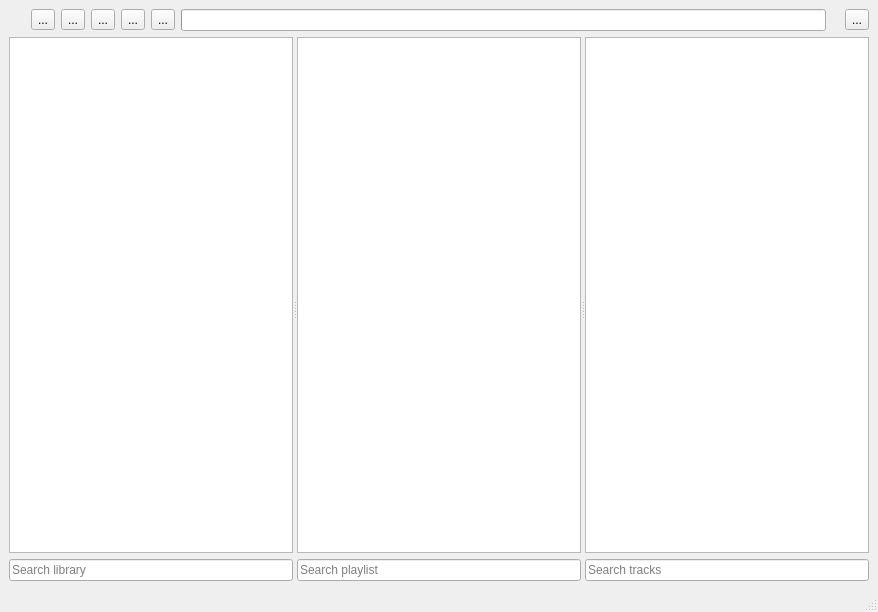
olegantonyan/mpz, file app/mainwindow.ui: the form before one commit.
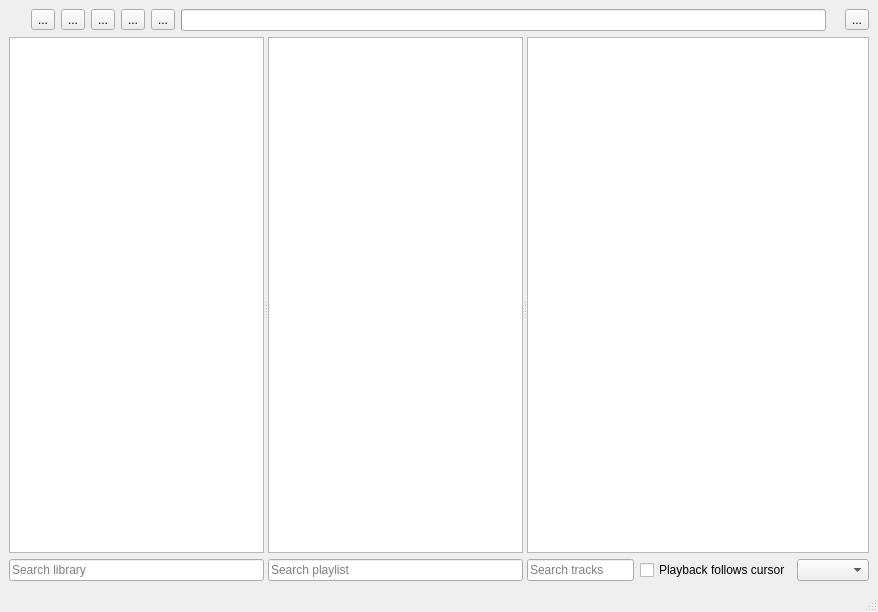
The form after the commit. Icons and pictures are not drawn.

Commit message: rudimentary random order (#23); playback follow cursor control

What changed in the file:
```diff
--- a/app/mainwindow.ui
+++ b/app/mainwindow.ui
@@ -128,7 +128,7 @@
       <property name="orientation">
        <enum>Qt::Horizontal</enum>
       </property>
-      <widget class="QWidget" name="">
+      <widget class="QWidget" name="layoutWidget">
        <layout class="QVBoxLayout" name="verticalLayout">
         <item>
          <widget class="QTreeView" name="treeView"/>
@@ -142,7 +142,7 @@
         </item>
        </layout>
       </widget>
-      <widget class="QWidget" name="">
+      <widget class="QWidget" name="layoutWidget">
        <layout class="QVBoxLayout" name="verticalLayout_2">
         <item>
          <widget class="QListView" name="listView"/>
@@ -172,11 +172,25 @@
          </widget>
         </item>
         <item>
+         <layout class="QHBoxLayout" name="horizontalLayout_2">
+          <item>
          <widget class="QLineEdit" name="tableViewSearch">
           <property name="placeholderText">
            <string>Search tracks</string>
           </property>
          </widget>
+          </item>
+          <item>
+           <widget class="QCheckBox" name="followCursorCheckBox">
+            <property name="text">
+             <string>Playback follows cursor</string>
+            </property>
+           </widget>
+          </item>
+          <item>
+           <widget class="QComboBox" name="orderComboBox"/>
+          </item>
+         </layout>
         </item>
        </layout>
       </widget>
```
Lines whose indentation alone changed are shown as unchanged. The commit also changes 4 other files.
